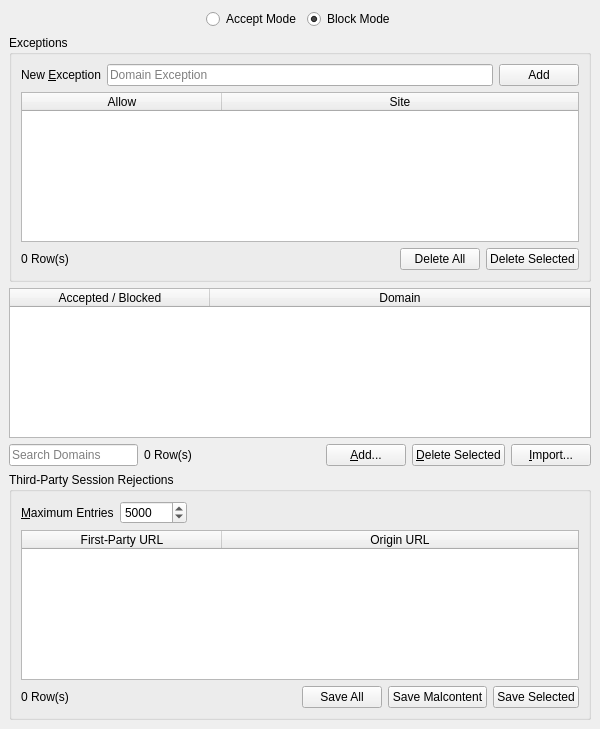
Before: the Qt Designer form UI/dooble_accepted_or_blocked_domains.ui in textbrowser/dooble, drawn with Qt 5.
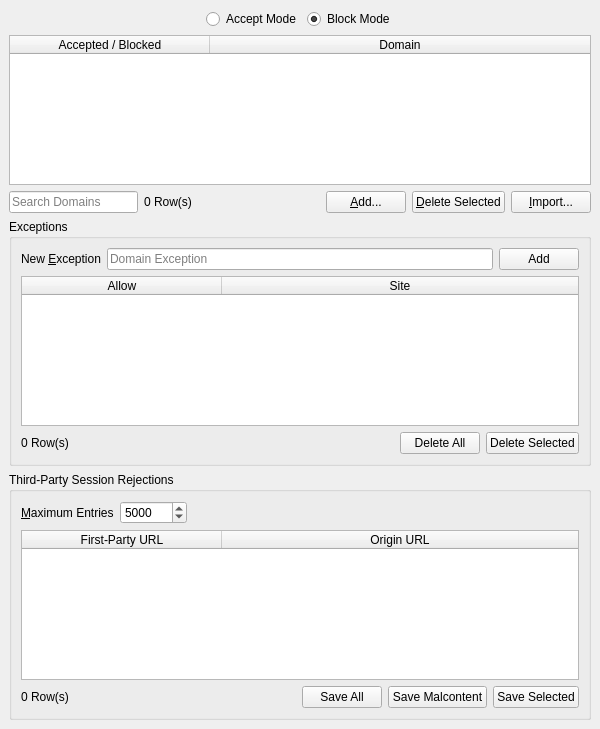
After: the same form once the commit is applied. Icons and pictures are not drawn. Custom widgets are drawn as their Qt base class.

```diff
--- a/UI/dooble_accepted_or_blocked_domains.ui
+++ b/UI/dooble_accepted_or_blocked_domains.ui
@@ -72,134 +72,6 @@
       </item>
      </layout>
     </item>
-    <item>
-     <widget class="QGroupBox" name="groupBox">
-      <property name="title">
-       <string>Exceptions</string>
-      </property>
-      <layout class="QVBoxLayout" name="verticalLayout_15">
-       <item>
-        <layout class="QHBoxLayout" name="horizontalLayout_14">
-         <item>
-          <widget class="QLabel" name="label_22">
-           <property name="text">
-            <string>New &amp;Exception</string>
-           </property>
-           <property name="buddy">
-            <cstring>exception</cstring>
-           </property>
-          </widget>
-         </item>
-         <item>
-          <widget class="QLineEdit" name="exception">
-           <property name="toolTip">
-            <string>&lt;html&gt;&lt;head/&gt;&lt;body&gt;&lt;p&gt;Please specify a complete URL or a host. Input is partially validated.&lt;/p&gt;&lt;/body&gt;&lt;/html&gt;</string>
-           </property>
-           <property name="placeholderText">
-            <string>Domain Exception</string>
-           </property>
-           <property name="clearButtonEnabled">
-            <bool>true</bool>
-           </property>
-          </widget>
-         </item>
-         <item>
-          <widget class="QPushButton" name="add_exception">
-           <property name="text">
-            <string>Add</string>
-           </property>
-          </widget>
-         </item>
-        </layout>
-       </item>
-       <item>
-        <widget class="QTableWidget" name="exceptions">
-         <property name="tabKeyNavigation">
-          <bool>false</bool>
-         </property>
-         <property name="alternatingRowColors">
-          <bool>true</bool>
-         </property>
-         <property name="selectionBehavior">
-          <enum>QAbstractItemView::SelectRows</enum>
-         </property>
-         <property name="verticalScrollMode">
-          <enum>QAbstractItemView::ScrollPerPixel</enum>
-         </property>
-         <property name="horizontalScrollMode">
-          <enum>QAbstractItemView::ScrollPerPixel</enum>
-         </property>
-         <property name="showGrid">
-          <bool>false</bool>
-         </property>
-         <property name="sortingEnabled">
-          <bool>true</bool>
-         </property>
-         <attribute name="horizontalHeaderMinimumSectionSize">
-          <number>150</number>
-         </attribute>
-         <attribute name="horizontalHeaderDefaultSectionSize">
-          <number>200</number>
-         </attribute>
-         <attribute name="horizontalHeaderStretchLastSection">
-          <bool>true</bool>
-         </attribute>
-         <attribute name="verticalHeaderVisible">
-          <bool>false</bool>
-         </attribute>
-         <column>
-          <property name="text">
-           <string>Allow</string>
-          </property>
-         </column>
-         <column>
-          <property name="text">
-           <string>Site</string>
-          </property>
-         </column>
-        </widget>
-       </item>
-       <item>
-        <layout class="QHBoxLayout" name="horizontalLayout_13">
-         <item>
-          <widget class="QLabel" name="entries_1">
-           <property name="text">
-            <string>0 Row(s)</string>
-           </property>
-          </widget>
-         </item>
-         <item>
-          <spacer name="horizontalSpacer_14">
-           <property name="orientation">
-            <enum>Qt::Horizontal</enum>
-           </property>
-           <property name="sizeHint" stdset="0">
-            <size>
-             <width>40</width>
-             <height>20</height>
-            </size>
-           </property>
-          </spacer>
-         </item>
-         <item>
-          <widget class="QPushButton" name="delete_all_exceptions">
-           <property name="text">
-            <string>Delete All</string>
-           </property>
-          </widget>
-         </item>
-         <item>
-          <widget class="QPushButton" name="delete_selected_exceptions">
-           <property name="text">
-            <string>Delete Selected</string>
-           </property>
-          </widget>
-         </item>
-        </layout>
-       </item>
-      </layout>
-     </widget>
-    </item>
     <item>
      <widget class="QTableWidget" name="table">
       <property name="tabKeyNavigation">
@@ -305,6 +177,134 @@
       </item>
      </layout>
     </item>
+    <item>
+     <widget class="QGroupBox" name="groupBox">
+      <property name="title">
+       <string>Exceptions</string>
+      </property>
+      <layout class="QVBoxLayout" name="verticalLayout_15">
+       <item>
+        <layout class="QHBoxLayout" name="horizontalLayout_14">
+         <item>
+          <widget class="QLabel" name="label_22">
+           <property name="text">
+            <string>New &amp;Exception</string>
+           </property>
+           <property name="buddy">
+            <cstring>exception</cstring>
+           </property>
+          </widget>
+         </item>
+         <item>
+          <widget class="QLineEdit" name="exception">
+           <property name="toolTip">
+            <string>&lt;html&gt;&lt;head/&gt;&lt;body&gt;&lt;p&gt;Please specify a complete URL or a host. Input is partially validated.&lt;/p&gt;&lt;/body&gt;&lt;/html&gt;</string>
+           </property>
+           <property name="placeholderText">
+            <string>Domain Exception</string>
+           </property>
+           <property name="clearButtonEnabled">
+            <bool>true</bool>
+           </property>
+          </widget>
+         </item>
+         <item>
+          <widget class="QPushButton" name="add_exception">
+           <property name="text">
+            <string>Add</string>
+           </property>
+          </widget>
+         </item>
+        </layout>
+       </item>
+       <item>
+        <widget class="QTableWidget" name="exceptions">
+         <property name="tabKeyNavigation">
+          <bool>false</bool>
+         </property>
+         <property name="alternatingRowColors">
+          <bool>true</bool>
+         </property>
+         <property name="selectionBehavior">
+          <enum>QAbstractItemView::SelectRows</enum>
+         </property>
+         <property name="verticalScrollMode">
+          <enum>QAbstractItemView::ScrollPerPixel</enum>
+         </property>
+         <property name="horizontalScrollMode">
+          <enum>QAbstractItemView::ScrollPerPixel</enum>
+         </property>
+         <property name="showGrid">
+          <bool>false</bool>
+         </property>
+         <property name="sortingEnabled">
+          <bool>true</bool>
+         </property>
+         <attribute name="horizontalHeaderMinimumSectionSize">
+          <number>150</number>
+         </attribute>
+         <attribute name="horizontalHeaderDefaultSectionSize">
+          <number>200</number>
+         </attribute>
+         <attribute name="horizontalHeaderStretchLastSection">
+          <bool>true</bool>
+         </attribute>
+         <attribute name="verticalHeaderVisible">
+          <bool>false</bool>
+         </attribute>
+         <column>
+          <property name="text">
+           <string>Allow</string>
+          </property>
+         </column>
+         <column>
+          <property name="text">
+           <string>Site</string>
+          </property>
+         </column>
+        </widget>
+       </item>
+       <item>
+        <layout class="QHBoxLayout" name="horizontalLayout_13">
+         <item>
+          <widget class="QLabel" name="entries_1">
+           <property name="text">
+            <string>0 Row(s)</string>
+           </property>
+          </widget>
+         </item>
+         <item>
+          <spacer name="horizontalSpacer_14">
+           <property name="orientation">
+            <enum>Qt::Horizontal</enum>
+           </property>
+           <property name="sizeHint" stdset="0">
+            <size>
+             <width>40</width>
+             <height>20</height>
+            </size>
+           </property>
+          </spacer>
+         </item>
+         <item>
+          <widget class="QPushButton" name="delete_all_exceptions">
+           <property name="text">
+            <string>Delete All</string>
+           </property>
+          </widget>
+         </item>
+         <item>
+          <widget class="QPushButton" name="delete_selected_exceptions">
+           <property name="text">
+            <string>Delete Selected</string>
+           </property>
+          </widget>
+         </item>
+        </layout>
+       </item>
+      </layout>
+     </widget>
+    </item>
     <item>
      <widget class="QGroupBox" name="groupBox_2">
       <property name="toolTip">
```
Left out of the diff: 10 changed lines with no effect on the pictures.
